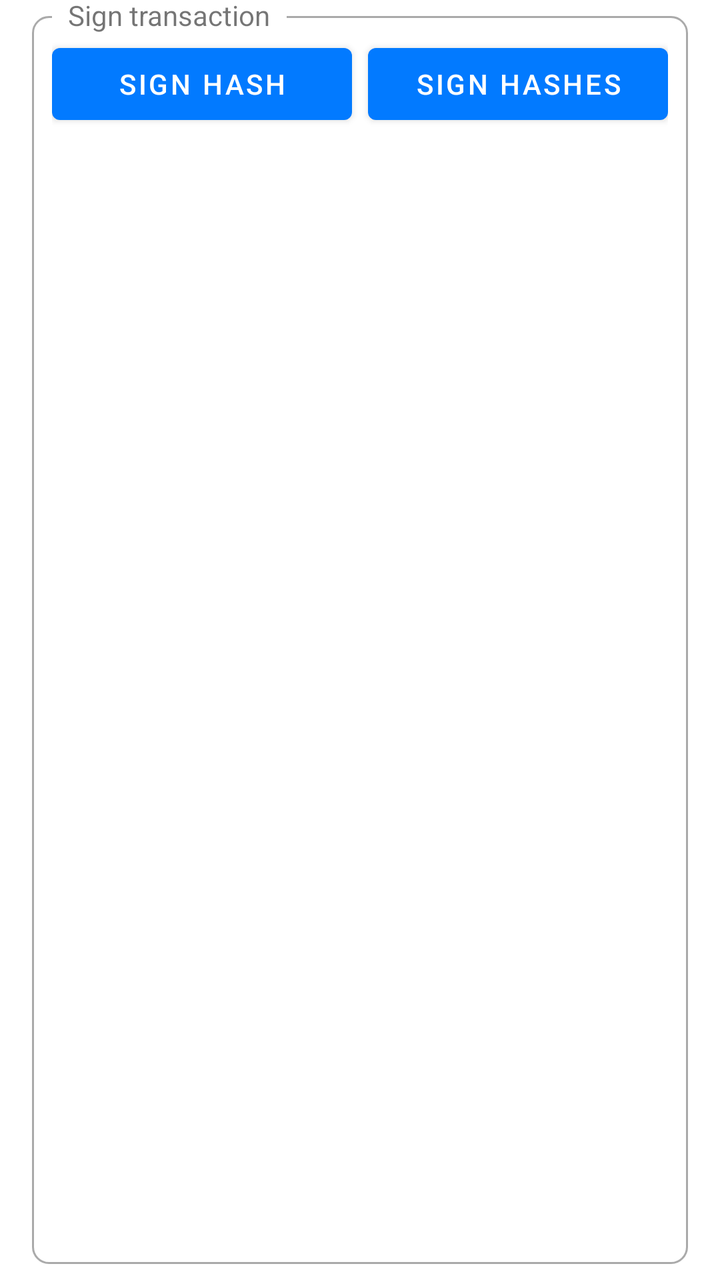
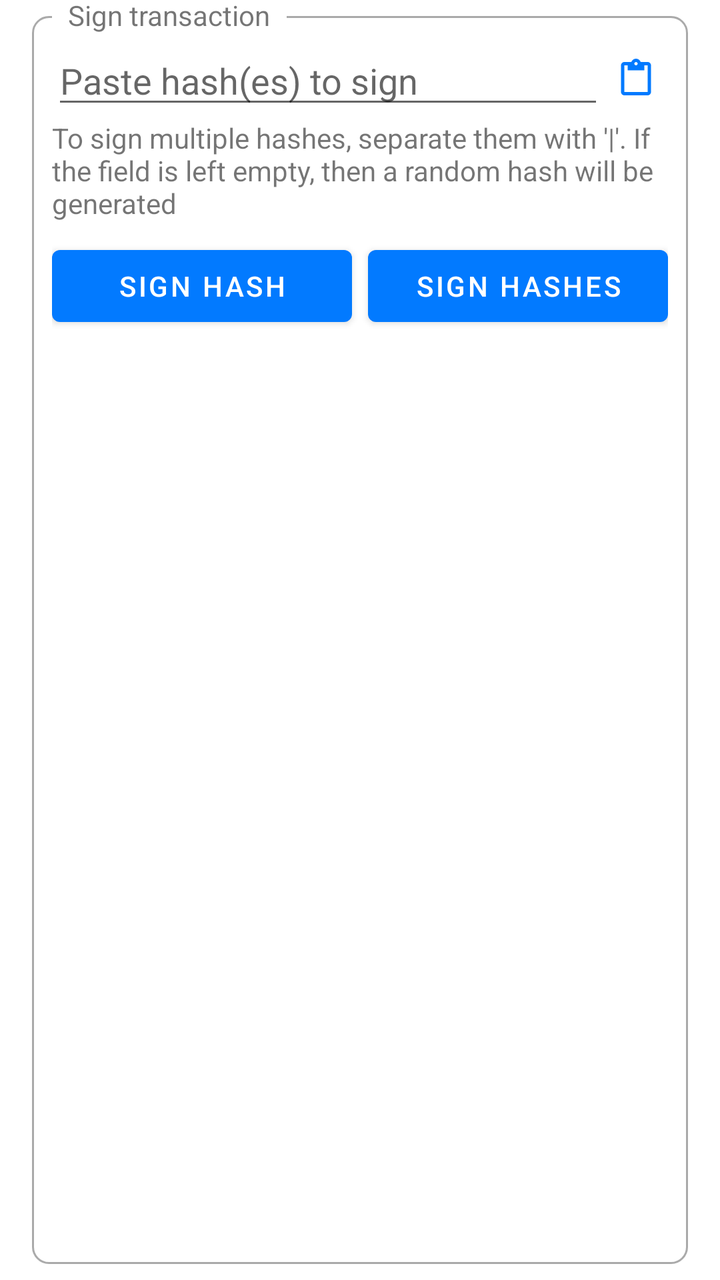

Two renders of the same Android screen: before a commit and after it. Below are the layout's source before the change and the commit's diff.
<!-- AndroidManifest.xml: application theme AppTheme -->
<!-- res/layout/sign.xml -->
<?xml version="1.0" encoding="utf-8"?>
<FrameLayout xmlns:android="http://schemas.android.com/apk/res/android"
    android:layout_width="match_parent"
    android:layout_height="wrap_content"
    android:clipToPadding="false"
    android:paddingStart="@dimen/box_padding_horizontal"
    android:paddingTop="@dimen/box_padding_vertical"
    android:paddingEnd="@dimen/box_padding_horizontal"
    android:paddingBottom="@dimen/box_padding_vertical">

    <FrameLayout
        android:layout_width="match_parent"
        android:layout_height="match_parent"
        android:background="@drawable/rounded_corner" />

    <TextView
        android:layout_width="wrap_content"
        android:layout_height="wrap_content"
        android:background="?android:windowBackground"
        android:paddingStart="8dp"
        android:paddingEnd="8dp"
        android:text="Sign transaction"
        android:translationX="10dp"
        android:translationY="-10dp" />

    <FrameLayout
        android:id="@+id/contentContainer"
        android:layout_width="match_parent"
        android:layout_height="match_parent"
        android:layout_margin="10dp">

        <LinearLayout
            android:layout_width="match_parent"
            android:layout_height="wrap_content"
            android:gravity="center"
            android:orientation="horizontal">

            <Button
                android:id="@+id/btnSignHash"
                android:layout_width="0dp"
                android:layout_height="wrap_content"
                android:layout_weight="1"
                android:text="Sign hash" />

            <Space
                android:layout_width="8dp"
                android:layout_height="match_parent" />

            <Button
                android:text="Sign hashes"
                android:layout_width="0dp"
                android:layout_height="wrap_content"
                android:id="@+id/btnSignHashes"
                android:layout_weight="1" />

        </LinearLayout>

    </FrameLayout>

</FrameLayout>
<!-- resources referenced by this layout -->
<resources>
  <dimen name="box_padding_horizontal">16dp</dimen>
  <dimen name="box_padding_vertical">8dp</dimen>
  <!-- drawable rounded_corner (drawable) -->
  <?xml version="1.0" encoding="utf-8"?>
  <shape xmlns:android="http://schemas.android.com/apk/res/android">
      <stroke
          android:width="1dp"
          android:color="@android:color/darker_gray" />
  
      <solid android:color="@android:color/transparent" />
  
      <padding
          android:bottom="5dp"
          android:left="5dp"
          android:right="5dp"
          android:top="5dp" />
  
      <corners android:radius="8dp" />
  </shape>
  <style name="AppTheme" parent="Theme.MaterialComponents.DayNight.NoActionBar">
          <item name="colorPrimary">@color/primary</item>
          <item name="colorPrimaryDark">@color/primary_dark</item>
          <item name="colorOnPrimary">@color/on_primary</item>
          <item name="colorSecondary">@color/primary</item>
      </style>
  <color name="primary">#027aff</color>
  <color name="primary_dark">#0a02ff</color>
  <color name="on_primary">#FFFFFF</color>
</resources>

<!-- the commit's change to res/layout/sign.xml (unified diff, before → after) -->
@@ -1,5 +1,6 @@
 <?xml version="1.0" encoding="utf-8"?>
 <FrameLayout xmlns:android="http://schemas.android.com/apk/res/android"
+    xmlns:app="http://schemas.android.com/apk/res-auto"
     android:layout_width="match_parent"
     android:layout_height="wrap_content"
     android:clipToPadding="false"
@@ -11,7 +12,9 @@
     <FrameLayout
         android:layout_width="match_parent"
         android:layout_height="match_parent"
-        android:background="@drawable/rounded_corner" />
+        android:background="@drawable/rounded_corner">
+
+    </FrameLayout>
 
     <TextView
         android:layout_width="wrap_content"
@@ -23,38 +26,66 @@
         android:translationX="10dp"
         android:translationY="-10dp" />
 
-    <FrameLayout
+    <androidx.constraintlayout.widget.ConstraintLayout
         android:id="@+id/contentContainer"
         android:layout_width="match_parent"
-        android:layout_height="match_parent"
-        android:layout_margin="10dp">
+        android:layout_height="wrap_content"
+        android:padding="10dp">
 
-        <LinearLayout
-            android:layout_width="match_parent"
+        <androidx.appcompat.widget.AppCompatEditText
+            android:id="@+id/etHashesToSign"
+            android:layout_width="0dp"
             android:layout_height="wrap_content"
-            android:gravity="center"
-            android:orientation="horizontal">
+            android:hint="Paste hash(es) to sign"
+            android:inputType="textNoSuggestions|textMultiLine"
+            app:layout_constraintEnd_toStartOf="@+id/btnPasteHashes"
+            app:layout_constraintStart_toStartOf="parent"
+            app:layout_constraintTop_toTopOf="parent" />
 
-            <Button
-                android:id="@+id/btnSignHash"
-                android:layout_width="0dp"
-                android:layout_height="wrap_content"
-                android:layout_weight="1"
-                android:text="Sign hash" />
+        <ImageView
+            android:id="@+id/btnPasteHashes"
+            android:layout_width="wrap_content"
+            android:layout_height="wrap_content"
+            android:layout_gravity="end"
+            android:background="?attr/selectableItemBackgroundBorderless"
+            android:clickable="true"
+            android:focusable="true"
+            android:padding="8dp"
+            android:src="@drawable/ic_paste"
+            app:layout_constraintBottom_toBottomOf="@+id/etHashesToSign"
+            app:layout_constraintEnd_toEndOf="parent"
+            app:layout_constraintTop_toTopOf="@+id/etHashesToSign" />
 
-            <Space
-                android:layout_width="8dp"
-                android:layout_height="match_parent" />
+        <TextView
+            android:id="@+id/textView2"
+            android:layout_width="0dp"
+            android:layout_height="wrap_content"
+            android:text="To sign multiple hashes, separate them with '|'. If the field is left empty, then a random hash will be generated"
+            app:layout_constraintEnd_toEndOf="parent"
+            app:layout_constraintStart_toStartOf="parent"
+            app:layout_constraintTop_toBottomOf="@+id/etHashesToSign" />
 
-            <Button
-                android:text="Sign hashes"
-                android:layout_width="0dp"
-                android:layout_height="wrap_content"
-                android:id="@+id/btnSignHashes"
-                android:layout_weight="1" />
+        <Button
+            android:id="@+id/btnSignHash"
+            android:layout_width="0dp"
+            android:layout_height="wrap_content"
+            android:layout_marginTop="8dp"
+            android:layout_marginEnd="4dp"
+            android:text="Sign hash"
+            app:layout_constraintEnd_toStartOf="@+id/btnSignHashes"
+            app:layout_constraintStart_toStartOf="parent"
+            app:layout_constraintTop_toBottomOf="@+id/textView2" />
 
-        </LinearLayout>
+        <Button
+            android:id="@+id/btnSignHashes"
+            android:layout_width="0dp"
+            android:layout_height="wrap_content"
+            android:layout_marginStart="4dp"
+            android:text="Sign hashes"
+            app:layout_constraintEnd_toEndOf="parent"
+            app:layout_constraintStart_toEndOf="@+id/btnSignHash"
+            app:layout_constraintTop_toTopOf="@+id/btnSignHash" />
 
-    </FrameLayout>
+    </androidx.constraintlayout.widget.ConstraintLayout>
 
 </FrameLayout>
<!-- resource entries referenced after the edit -->
@@ -2,6 +2,16 @@
 <resources>
   <dimen name="box_padding_horizontal">16dp</dimen>
   <dimen name="box_padding_vertical">8dp</dimen>
+  <!-- drawable ic_paste (drawable) -->
+  <vector xmlns:android="http://schemas.android.com/apk/res/android"
+      android:width="16dp"
+      android:height="19dp"
+      android:viewportWidth="16"
+      android:viewportHeight="19">
+      <path
+          android:fillColor="@color/primary"
+          android:pathData="M13.8333,1.6667H10.35C10,0.7 9.0833,0 8,0C6.9167,0 6,0.7 5.65,1.6667H2.1667C1.25,1.6667 0.5,2.4167 0.5,3.3333V16.6667C0.5,17.5833 1.25,18.3333 2.1667,18.3333H13.8333C14.75,18.3333 15.5,17.5833 15.5,16.6667V3.3333C15.5,2.4167 14.75,1.6667 13.8333,1.6667ZM8,1.6667C8.4583,1.6667 8.8333,2.0417 8.8333,2.5C8.8333,2.9583 8.4583,3.3333 8,3.3333C7.5417,3.3333 7.1667,2.9583 7.1667,2.5C7.1667,2.0417 7.5417,1.6667 8,1.6667ZM13.8333,16.6667H2.1667V3.3333H3.8333V5.8333H12.1667V3.3333H13.8333V16.6667Z" />
+  </vector>
   <!-- drawable rounded_corner (drawable) -->
   <?xml version="1.0" encoding="utf-8"?>
   <shape xmlns:android="http://schemas.android.com/apk/res/android">
